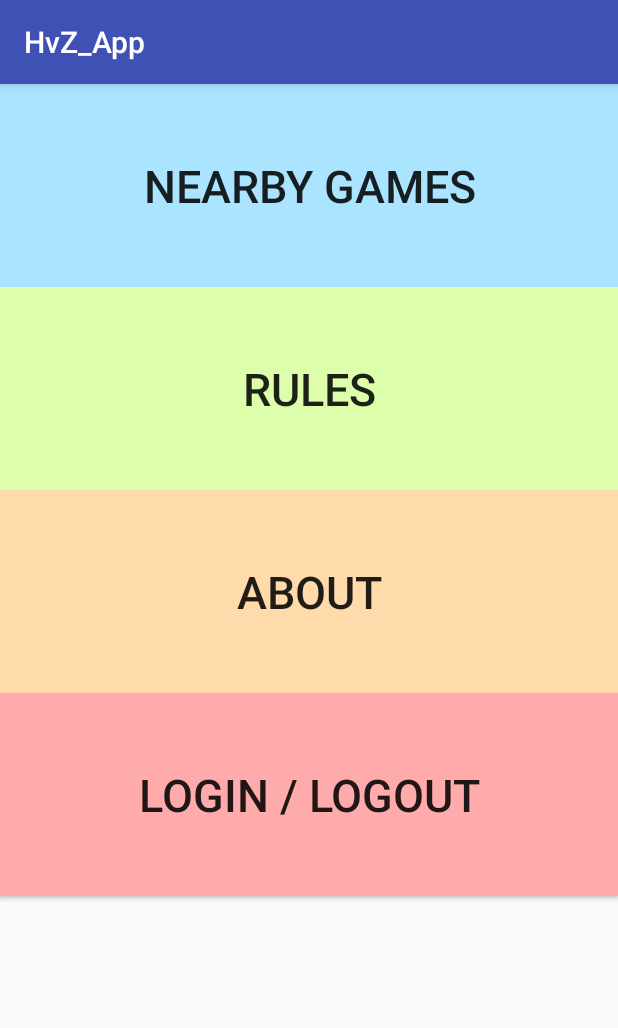
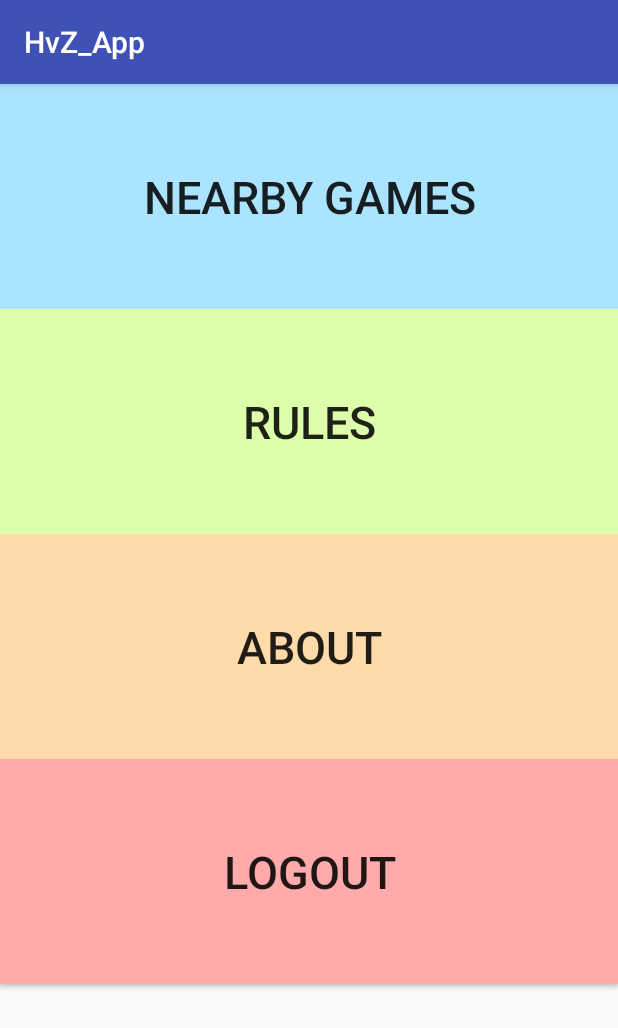
Before and after one commit to Micasou/ATandTHackathonSeattleMarch18th, an Android app: the MenuActivity screen opened directly, with no data from a screen before it, on a phone screen of 412 x 824 dp. Shown: the top 1028 px of the screen. Run offline under Robolectric (Android 15) with nearby library versions, the phone set to English and light mode, and no system bars.

Commit message:
Changed intent from login to main instead of menu.

```diff
--- a/app/src/main/java/edu/washington/chau93/hvz_app/LoginActivity.java
+++ b/app/src/main/java/edu/washington/chau93/hvz_app/LoginActivity.java
@@ -37,7 +37,7 @@ public class LoginActivity extends AppCompatActivity {
         @Override
         public void onClick(View v) {
             Toast.makeText(LoginActivity.this, "Login Clicked", Toast.LENGTH_SHORT).show();
-            Intent intent = new Intent(LoginActivity.this, MenuActivity.class);
+            Intent intent = new Intent(LoginActivity.this, MainActivity.class);
             startActivity(intent);
 //            Intent intent = new Intent(LoginActivity.this, MapsActivity.class);
 //            startActivity(intent);
--- a/app/src/main/res/layout/activity_menu.xml
+++ b/app/src/main/res/layout/activity_menu.xml
@@ -5,18 +5,18 @@
 
     <Button
         android:layout_width="match_parent"
-        android:layout_height="135dp"
+        android:layout_height="150dp"
         android:text="Nearby Games"
-        android:id="@+id/button"
+        android:id="@+id/games_button"
         android:layout_alignParentTop="true"
         android:textSize="30dp"
         android:background="@color/colorBlue" />
 
     <Button
         android:layout_width="match_parent"
-        android:layout_height="135dp"
+        android:layout_height="150dp"
         android:text="Rules"
-        android:id="@+id/button2"
+        android:id="@+id/rules_button"
         android:layout_below="@+id/games_button"
         android:layout_centerHorizontal="true"
         android:textSize="30dp"
@@ -24,9 +24,9 @@
 
     <Button
         android:layout_width="match_parent"
-        android:layout_height="135dp"
+        android:layout_height="150dp"
         android:text="About"
-        android:id="@+id/button3"
+        android:id="@+id/about_button"
         android:layout_below="@+id/rules_button"
         android:layout_centerHorizontal="true"
         android:textSize="30dp"
@@ -34,9 +34,9 @@
 
     <Button
         android:layout_width="match_parent"
-        android:layout_height="135dp"
-        android:text="Login / Logout"
-        android:id="@+id/button5"
+        android:layout_height="150dp"
+        android:text="Logout"
+        android:id="@+id/logout_button"
         android:layout_below="@+id/about_button"
         android:layout_centerHorizontal="true"
         android:textSize="30dp"
```
Also changed, not shown: app/src/main/java/edu/washington/chau93/hvz_app/MainActivity.java (+1 -12 lines).
